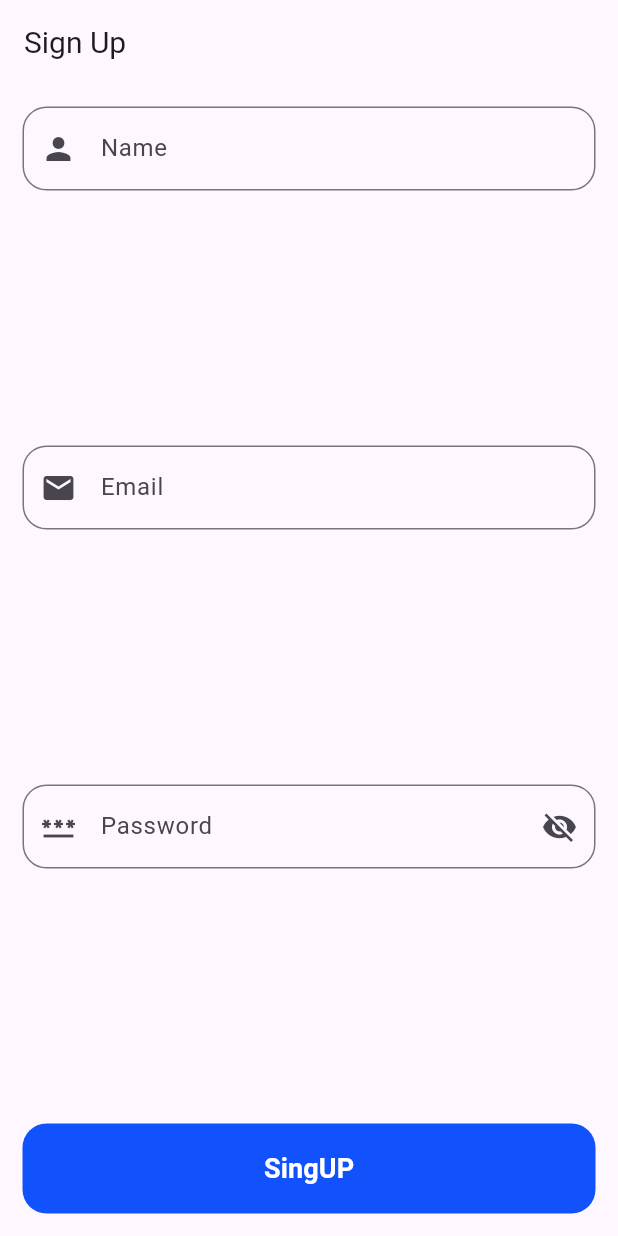
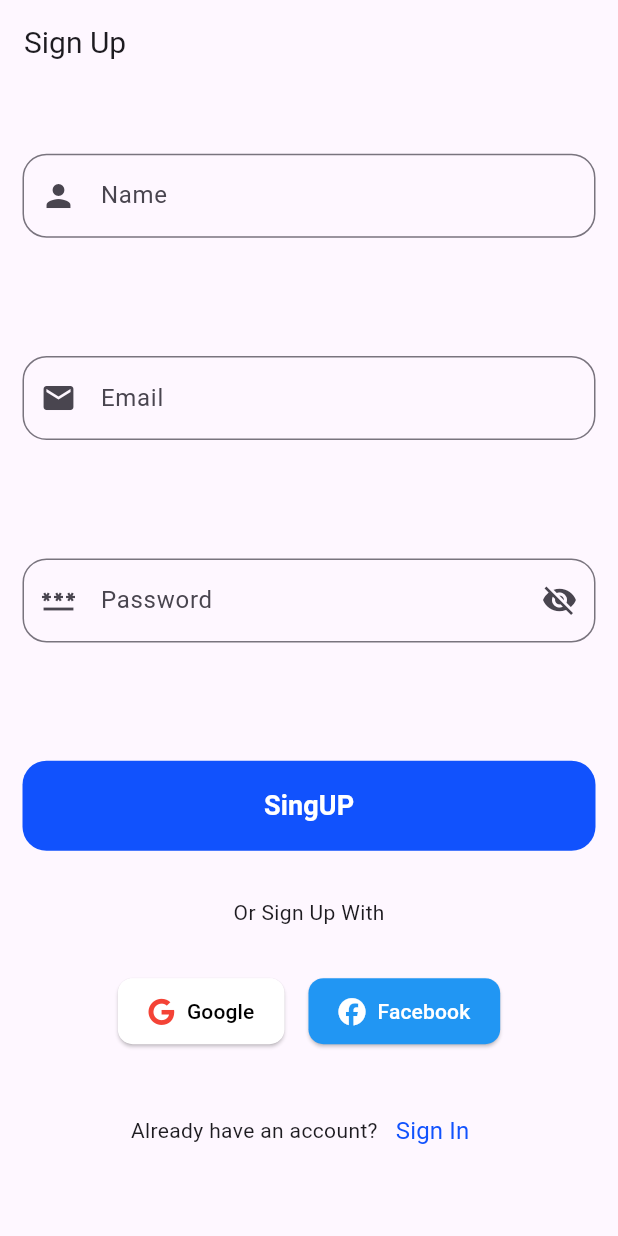
Before and after one commit to AhmedYasserTaha/shopy, a Flutter app: the screen it shows after launch, on a phone screen of 412 x 824 dp. Run offline on Flutter 3.47's test engine with Material 3 defaults, Android fonts, the phone set to English and light mode, and no system bars; our stand-ins replace bloc, dio, flutter_bloc, font_awesome_flutter.

Commit message:
finshed sing up view

```diff
--- a/lib/core/widget/custom_text_form_feild.dart
+++ b/lib/core/widget/custom_text_form_feild.dart
@@ -9,12 +9,12 @@ class CustomTextField extends StatelessWidget {
   final IconData icon;
 
   const CustomTextField({
-    Key? key,
+    super.key,
     required this.label,
     required this.keyboardType,
     this.isPassword = false,
     required this.icon,
-  }) : super(key: key);
+  });
 
   @override
   Widget build(BuildContext context) {
--- a/lib/featured/auth/singup/sing_up_view.dart
+++ b/lib/featured/auth/singup/sing_up_view.dart
@@ -1,4 +1,5 @@
 import 'package:flutter/material.dart';
+import 'package:font_awesome_flutter/font_awesome_flutter.dart';
 import 'package:shopy/core/utils/constans.dart';
 import 'package:shopy/core/utils/style.dart';
 import 'package:shopy/core/widget/custom_button_widget.dart';
@@ -17,31 +18,91 @@ class SingUpView extends StatelessWidget {
           style: Styles.textStyle20,
         ),
       ),
-      body: const Padding(
-        padding: EdgeInsets.all(15),
+      body: Padding(
+        padding: const EdgeInsets.all(15),
         child: Column(
-          mainAxisAlignment: MainAxisAlignment.spaceBetween,
+          mainAxisAlignment: MainAxisAlignment.spaceEvenly,
           children: [
-            CustomTextField(
+            const CustomTextField(
                 label: "Name",
                 keyboardType: TextInputType.name,
                 icon: Icons.person),
-            SizedBox(height: 16), // مسافة بين الحقول
-            CustomTextField(
+            const SizedBox(height: 16), // مسافة بين الحقول
+            const CustomTextField(
                 label: "Email",
                 keyboardType: TextInputType.emailAddress,
                 icon: Icons.email),
-            SizedBox(height: 16), // مسافة بين الحقول
-            CustomTextField(
+            const SizedBox(height: 16), // مسافة بين الحقول
+            const CustomTextField(
                 label: "Password",
                 keyboardType: TextInputType.visiblePassword,
                 isPassword: true,
                 icon: Icons.password),
-            SizedBox(height: 16), // مسافة بين الحقول
-            CustomButtonWidget(
+            const SizedBox(height: 16), // مسافة بين الحقول
+            const CustomButtonWidget(
                 backgroundColor: Appcolor.kPColor,
                 textColor: Colors.white,
                 textTilte: "SingUP"),
+
+            const Text(
+              "Or Sign Up With",
+              style: Styles.textStyle14,
+            ),
+
+            Row(
+              mainAxisAlignment: MainAxisAlignment.center,
+              children: [
+                // زر تسجيل الدخول بجوجل
+                ElevatedButton.icon(
+                  onPressed: () {
+                    // TODO: أضف هنا كود تسجيل الدخول بجوجل
+                  },
+                  style: ElevatedButton.styleFrom(
+                    backgroundColor: Colors.white,
+                    foregroundColor: Colors.black,
+                    padding: const EdgeInsets.symmetric(
+                        horizontal: 20, vertical: 12),
+                    shape: RoundedRectangleBorder(
+                      borderRadius: BorderRadius.circular(10),
+                    ),
+                  ),
+                  icon: const Icon(FontAwesomeIcons.google, color: Colors.red),
+                  label: const Text("Google"),
+                ),
+                const SizedBox(width: 16), // مسافة بين الزرين
+                // زر تسجيل الدخول بالفيسبوك
+                ElevatedButton.icon(
+                  onPressed: () {
+                    // TODO: أضف هنا كود تسجيل الدخول بالفيسبوك
+                  },
+                  style: ElevatedButton.styleFrom(
+                    backgroundColor: Colors.blue,
+                    foregroundColor: Colors.white,
+                    padding: const EdgeInsets.symmetric(
+                        horizontal: 20, vertical: 12),
+                    shape: RoundedRectangleBorder(
+                      borderRadius: BorderRadius.circular(10),
+                    ),
+                  ),
+                  icon: const Icon(FontAwesomeIcons.facebook,
+                      color: Colors.white),
+                  label: const Text("Facebook"),
+                ),
+              ],
+            ),
+            Row(mainAxisAlignment: MainAxisAlignment.center, children: [
+              const Text(
+                "Already have an account?",
+                style: Styles.textStyle14,
+              ),
+              TextButton(
+                onPressed: () {},
+                child: Text(
+                  "Sign In",
+                  style: Styles.textStyle16.copyWith(color: Appcolor.kPColor),
+                ),
+              ),
+            ]),
           ],
         ),
       ),
--- a/pubspec.yaml
+++ b/pubspec.yaml
@@ -33,6 +33,7 @@ dependencies:
   flutter:
     sdk: flutter
   flutter_bloc: ^9.1.0
+  font_awesome_flutter: ^10.8.0
 
 dev_dependencies:
   flutter_lints: ^5.0.0
```
Also changed, not shown: lib/featured/auth/singup/cubit_singup/singup_cubit.dart (renamed from lib/featured/auth/cubit_singup/singup_cubit.dart), lib/featured/auth/singup/cubit_singup/singup_state.dart (renamed from lib/featured/auth/cubit_singup/singup_state.dart), pubspec.lock.
